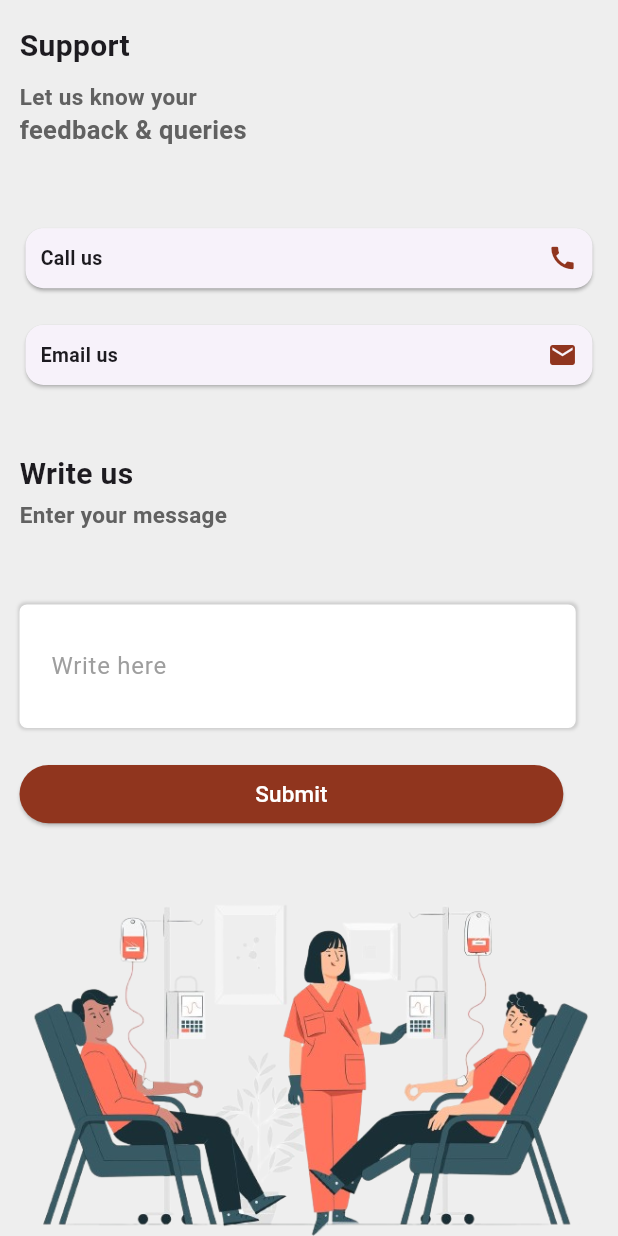
After one commit to srishticampus/Blood-Bank-Flutter, a Flutter app: the Contactscreen screen opened directly, on a phone screen of 412 x 824 dp. The commit adds this screen. Run offline on Flutter 3.47's test engine with Material 3 defaults, Android fonts, the phone set to English and light mode, and no system bars; our stand-ins replace animate_do, google_fonts, image_picker, toastification; Roboto replaces fonts that are missing (Rem).

Commit message:
code updated

```diff
--- a/lib/DashBoard/widgets/emergencycard.dart
+++ b/lib/DashBoard/widgets/emergencycard.dart
@@ -1,3 +1,4 @@
+import 'package:blood_bank_application/Colors/colors.dart';
 import 'package:flutter/material.dart';
 
 class Emergencycard extends StatelessWidget {
@@ -12,7 +13,7 @@ class Emergencycard extends StatelessWidget {
       padding: const EdgeInsets.symmetric(vertical: 4.0),
       child: Row(
         children: [
-          Icon(icon,size: 20,color: Colors.grey),
+          Icon(icon,size: 20,color: appColor),
           SizedBox(width: 10),
           Text(value,style: TextStyle(fontWeight: FontWeight.w500,fontSize: 13),),
 
--- /dev/null
+++ b/lib/Helpers/providers.dart
@@ -0,0 +1,11 @@
+import 'package:blood_bank_application/API/BloodRequestAPI/bloodrequestprovider.dart';
+import 'package:blood_bank_application/API/EmergencyalertAPI/emergencyapi/Emergencyrequestprovider.dart';
+import 'package:blood_bank_application/Screens/Profile/API/userprovider.dart';
+import 'package:provider/provider.dart';
+import 'package:provider/single_child_widget.dart';
+
+List<SingleChildWidget> multiprovider = [
+  ChangeNotifierProvider(create: (context) => UserProvider()),
+  ChangeNotifierProvider(create: (context) => Emergencyrequestprovider()),
+  ChangeNotifierProvider(create: (context) => Bloodrequestprovider())
+];
--- /dev/null
+++ b/lib/Helpers/routes.dart
@@ -0,0 +1,19 @@
+
+import 'package:blood_bank_application/Screens/Blood_donation_request/blood_donation_request.dart';
+import 'package:blood_bank_application/Screens/Blood_donation_request/blood_donationdetailsscreen.dart';
+import 'package:blood_bank_application/Screens/Profile/profilescreen.dart';
+import 'package:flutter/material.dart';
+
+
+var customRoutes = <String, WidgetBuilder>{
+
+    '/profilescreen':(context)=>Profilescreen(),
+            'blood_request_screen':(context)=>BloodDonationRequestPage(),
+            'blood_donation_details': (context) {
+    String id = ModalRoute.of(context)!.settings.arguments.toString();
+    return BloodDonationdetailsscreen(
+      id: id,
+    );
+  },
+
+};
--- a/lib/Screens/Blood_donation_request/widgets/blood_donation_rquest_card.dart
+++ b/lib/Screens/Blood_donation_request/widgets/blood_donation_rquest_card.dart
@@ -1,4 +1,5 @@
 
+import 'package:blood_bank_application/Screens/Blood_donation_request/blood_donationdetailsscreen.dart';
 import 'package:flutter/material.dart';
 
 class BloodDonationRquestCard extends StatefulWidget {
@@ -24,7 +25,9 @@ class _BloodDonationRquestCardState extends State<BloodDonationRquestCard> {
     return Column(
       children: [
         GestureDetector(
-          onTap: () {},
+          onTap: () {
+            Navigator.push(context,MaterialPageRoute(builder: (context)=>BloodDonationdetailsscreen(id: widget.id)));
+          },
           child: Card(
             elevation: 4,
             shape:
--- a/lib/Screens/Profile/widgets/profiletextform.dart
+++ b/lib/Screens/Profile/widgets/profiletextform.dart
@@ -14,6 +14,7 @@ class Profiletextform extends StatelessWidget {
     return Padding(
       padding: const EdgeInsets.symmetric(vertical: 10),
       child: TextFormField(
+        style: TextStyle(fontSize: 12),
         controller: controller,
         decoration: InputDecoration(
           fillColor: Colors.white.withOpacity(0.6),
--- /dev/null
+++ b/lib/Screens/contactscreen.dart
@@ -0,0 +1,293 @@
+
+import 'package:blood_bank_application/Colors/colors.dart';
+import 'package:flutter/material.dart';
+import 'package:url_launcher/url_launcher.dart';
+
+
+
+class Contactscreen extends StatefulWidget {
+  const Contactscreen({super.key});
+
+  @override
+  State<Contactscreen> createState() => _ContactscreenState();
+}
+
+class _ContactscreenState extends State<Contactscreen> {
+  TextEditingController commentcontroller=TextEditingController();
+   final _formKey = GlobalKey<FormState>();
+   void launchEmailSubmission() async {
+    final Uri params = Uri(
+      scheme: 'mailto',
+      path: 'myOwnEmailAddress@gmail.com',
+      queryParameters: {
+        'subject': 'Default Subject',
+        'body': 'Default body'
+      }
+    );
+    String url = params.toString();
+    if (await canLaunch(url)) {
+      await launch(url);
+    } else {
+      print('Could not launch $url');
+    }
+  }
+
+  @override
+  Widget build(BuildContext context) {
+    final size = MediaQuery.of(context).size;
+
+    return SafeArea(
+      child: Scaffold(
+        backgroundColor: Colors.grey[200],
+        body: SingleChildScrollView(
+          child: Padding(
+            padding: const EdgeInsets.symmetric(horizontal: 13),
+            child: Form(
+              key:_formKey,
+              child: Column(
+                crossAxisAlignment: CrossAxisAlignment.start,
+                children: [
+                 SizedBox(
+                    height: size.height * 0.02,
+                  ),
+                  const Text(
+                    'Support',
+                    style: TextStyle(fontSize: 20, fontWeight: FontWeight.bold),
+                  ),
+                  SizedBox(
+                    height: size.height * 0.01,
+                  ),
+                  Text(
+                    'Let us know your',
+                    style: TextStyle(
+                        color: Colors.grey[700],
+                        fontSize: 15,
+                        fontWeight: FontWeight.w600),
+                  ),
+                  Text(
+                    'feedback & queries',
+                    style: TextStyle(
+                        color: Colors.grey[700],
+                        fontSize: 17,
+                        fontWeight: FontWeight.w600),
+                  ),
+                  SizedBox(
+                    height: size.height * 0.06,
+                  ),
+                  InkWell(
+                    onTap: ()async{
+                      final Uri url=Uri(
+                        scheme: 'tel',
+                        path: "887 012 0688",
+                      );
+                      if( await canLaunchUrl(url)){
+                        await launchUrl(url);
+                      }else{
+                        print('cannot lanuch this url');
+                      }
+
+                    },
+                    child: Card(
+                      shadowColor: Colors.grey,
+                      // height: size.height * 0.048,
+                      // width: size.width * 0.90,
+                      // decoration: BoxDecoration(
+                      //   boxShadow: [
+                      //     BoxShadow(
+                      //         color: Colors.grey.withOpacity(0.4),
+                      //         spreadRadius: 1,
+                      //         blurRadius: 1)
+                      //   ],
+                      //   color: Colors.white,
+                      //   borderRadius: BorderRadius.circular(5),
+                      // ),
+                      child: Padding(
+                        padding: const EdgeInsets.all(10),
+                        child: Row(
+                          mainAxisAlignment: MainAxisAlignment.spaceBetween,
+                          children: [
+                            const Text(
+                              'Call us',
+                              style: TextStyle(
+                                  fontWeight: FontWeight.bold, fontSize: 13),
+                            ),
+                            Icon(
+                              Icons.call,
+                              color: appColor,
+                              size: 20,
+                            )
+                          ],
+                        ),
+                      ),
+                    ),
+                  ),
+                  SizedBox(height: size.height * 0.02),
+                  InkWell(
+                    onTap:launchEmailSubmission,
+                    child: Card(
+                      // height: size.height * 0.048,
+                      // width: size.width * 0.90,
+                      // decoration: BoxDecoration(
+                      //   color: Colors.white,
+                      //   borderRadius: BorderRadius.circular(5),
+                      //   boxShadow: [
+                      //     BoxShadow(
+                      //         color: Colors.grey.withOpacity(0.4),
+                      //         spreadRadius: 1,
+                      //         blurRadius: 1)
+                      //   ],
+                      // ),
+                      child: Padding(
+                        padding: const EdgeInsets.all(10),
+                        child: Row(
+                          mainAxisAlignment: MainAxisAlignment.spaceBetween,
+                          children: [
+                            const Text(
+                              'Email us',
+                              style: TextStyle(
+                                  fontWeight: FontWeight.bold, fontSize: 13),
+                            ),
+                            Icon(
+                              Icons.email,
+                              color: appColor,
+                              size: 20,
+                            )
+                          ],
+                        ),
+                      ),
+                    ),
+                  ),
+                  SizedBox(
+                    height: size.height * 0.05,
+                  ),
+                  const Text(
+                    'Write us',
+                    style: TextStyle(fontSize: 20, fontWeight: FontWeight.bold),
+                  ),
+                  SizedBox(
+                    height: size.height * 0.002,
+                  ),
+                  Text(
+                    'Enter your message',
+                    style: TextStyle(
+                        color: Colors.grey[700],
+                        fontSize: 15,
+                        fontWeight: FontWeight.w600),
+                  ),
+                  SizedBox(
+                    height: size.height * 0.04,
+                  ),
+
+                  // Padding(
+                  //   padding: const EdgeInsets.symmetric(horizontal: 1),
+                  //   child: Container(
+                  //     height: size.height * 0.05,
+                  //     width: size.width * 0.90,
+                  //     decoration: BoxDecoration(
+                  //         color: Colors.white,
+                  //         border: Border.all(color: Colors.white),
+                  //         boxShadow: [
+                  //           BoxShadow(
+                  //               color: Colors.grey.withOpacity(0.4),
+                  //               spreadRadius: 1,
+                  //               blurRadius: 1)
+                  //         ],
+                  //         // color: affnityBottomAppBarBackgroundColor,
+                  //         borderRadius: BorderRadius.circular(5)),
+                  //     child: Center(
+                  //       child: Padding(
+                  //         padding: const EdgeInsets.only(left: 20),
+                  //         child: TextField(
+                  //           keyboardType: TextInputType.text,
+                  //           decoration: InputDecoration(
+                  //             hintText: "Select subject",
+                  //             suffixIcon: Icon(
+                  //               Icons.expand_more,
+                  //               color: greencolor,
+                  //             ),
+                  //             hintStyle: const TextStyle(color: Colors.grey),
+                  //             border: InputBorder.none,
+                  //             focusedBorder: InputBorder.none,
+                  //           ),
+                  //           style: const TextStyle(color: Colors.white),
+                  //         ),
+                  //       ),
+                  //     ),
+                  //   ),
+                  // ),
+                  SizedBox(
+                    height: size.height * 0.02,
+                  ),
+                  Container(
+                    height: size.height * 0.1,
+                    width: size.width * 0.90,
+                    decoration: BoxDecoration(
+                      color: Colors.white,
+                      border: Border.all(color: Colors.white),
+                      // color: affnityBottomAppBarBackgroundColor,
+                      borderRadius: BorderRadius.circular(5),
+                      boxShadow: [
+                        BoxShadow(
+                            color: Colors.grey.withOpacity(0.4),
+                            spreadRadius: 1,
+                            blurRadius: 1)
+                      ],
+                    ),
+                    child:  Center(
+                      child: Padding(
+                        padding: const EdgeInsets.only(left: 20),
+                        child: TextFormField(
+                          controller: commentcontroller,
+                          keyboardType: TextInputType.text,
+                          decoration: const InputDecoration(
+                            hintText: "Write here",
+                            hintStyle: TextStyle(color: Colors.grey),
+                            border: InputBorder.none,
+                            focusedBorder: InputBorder.none,
+                          ),
+                          style: const TextStyle(color: Colors.black),
+                          validator: (value) {
+                            if(value!.isEmpty){
+                              return 'Please enter your comments';
+                            }
+
+                          },
+
+                        ),
+                      ),
+                    ),
+                  ),
+                  SizedBox(
+                    height: size.height * 0.03,
+                  ),
+                  SizedBox(
+                    height: size.height * 0.047,
+                    width: size.width * 0.88,
+                    child: ElevatedButton(
+                        style:
+                            ElevatedButton.styleFrom(backgroundColor: appColor),
+                        onPressed: ()async {
+                        if (_formKey.currentState!.validate()) {
+
+
+
+                      }
+                        },
+                        child: const Text(
+                          'Submit',
+                          style: TextStyle(fontSize: 15, color: Colors.white),
+                        )),
+                  ),
+                  SizedBox(height: size.height * 0.03),
+                  Image.asset(
+                    'assets/new.png',
+                  )
+                ],
+              ),
+            ),
+          ),
+        ),
+      ),
+    );
+  }
+}
--- a/pubspec.yaml
+++ b/pubspec.yaml
@@ -40,6 +40,7 @@ dependencies:
   google_fonts: ^6.2.1
   provider: ^6.1.2
   toastification: ^2.3.0
+  url_launcher: ^6.2.4
 
 
 dev_dependencies:
```
Also changed, not shown: lib/DashBoard/dashboardscreen.dart (+15 -2 lines), lib/DashBoard/widgets/oraganizationcard.dart (+5 -11 lines), lib/Drawer/drawer.dart (+88 -11 lines), lib/Screens/Blood_donation_request/blood_donationdetailsscreen.dart (added, +78 -0 lines), lib/Screens/Profile/editprofilescreen.dart (+21 -21 lines), lib/Screens/RegisterScreen/registerscreen.dart (+7 -3 lines), lib/main.dart (+4 -14 lines), assets/alarm.png (added), assets/new.png (added), pubspec.lock, 11 other files.
